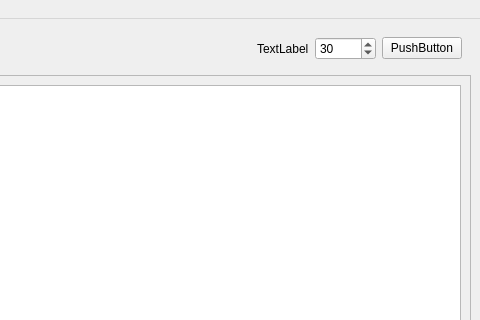
Above: 4to/simulacion/Ej50Simulacion/src/frame.ui from leliel12/jbc-utn before the change; both pictures show x 418 to 898 and y 0 to 320 of the 898 by 640 pixel window. Below: the same form after it.
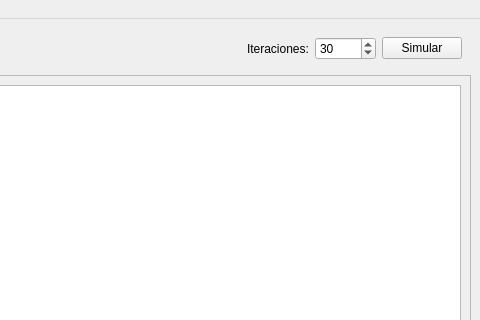
That is the form after the change.

Diff of the .ui file:
```diff
--- a/4to/simulacion/Ej50Simulacion/src/frame.ui
+++ b/4to/simulacion/Ej50Simulacion/src/frame.ui
@@ -55,7 +55,7 @@
           </sizepolicy>
          </property>
          <property name="text">
-          <string>TextLabel</string>
+          <string>Iteraciones:</string>
          </property>
          <property name="buddy">
           <cstring>spinBox</cstring>
@@ -81,7 +81,7 @@
        <item>
         <widget class="QPushButton" name="pushButton">
          <property name="text">
-          <string>PushButton</string>
+          <string>Simular</string>
          </property>
         </widget>
        </item>
```
